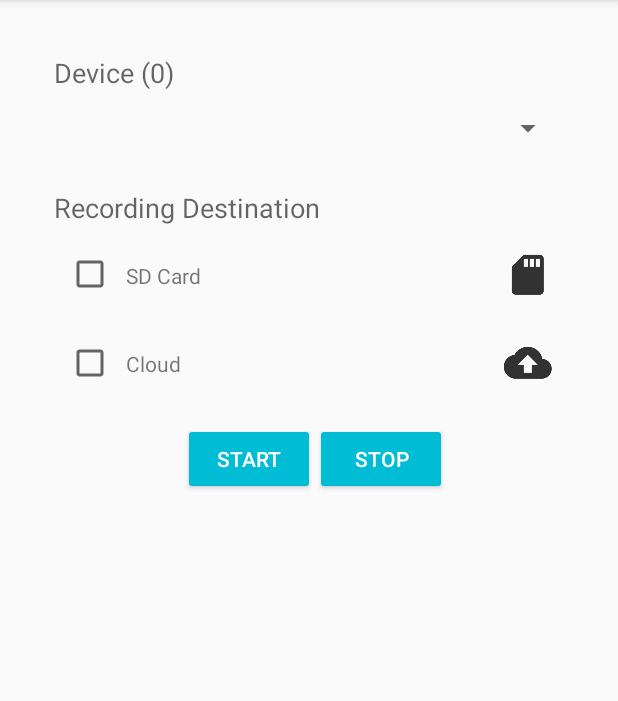
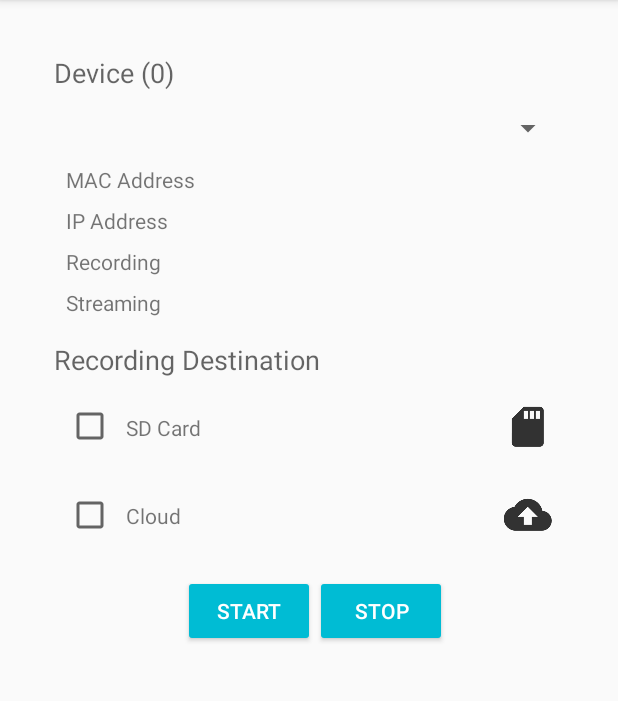
Before and after one commit to DavidMCarek/WEEGI, an Android app: the screen it shows after launch (MainActivity), on a phone screen of 412 x 824 dp, the part 84-785 px from its top. Run offline under Robolectric (Android 15) with nearby library versions, the phone set to English and light mode, and no system bars; our stand-ins replace ButterKnife; libraries missing offline, so code that uses them is left out: io.resourcepool.jarpic; 4 statements that could not run were skipped.

Commit message:
added status and device info display

```diff
--- a/Android/app/src/main/res/layout/activity_main.xml
+++ b/Android/app/src/main/res/layout/activity_main.xml
@@ -56,10 +56,107 @@
                     android:layout_marginEnd="8dp"
                     android:layout_marginStart="8dp"
                     android:layout_marginTop="8dp"
-                    app:layout_constraintBottom_toBottomOf="parent"
                     app:layout_constraintEnd_toEndOf="parent"
                     app:layout_constraintStart_toStartOf="parent"
                     app:layout_constraintTop_toBottomOf="@+id/device_text"/>
+
+
+                <TextView
+                    android:id="@+id/mac_address_text"
+                    android:layout_width="wrap_content"
+                    android:layout_height="wrap_content"
+                    android:layout_marginBottom="8dp"
+                    android:layout_marginEnd="8dp"
+                    android:layout_marginStart="8dp"
+                    android:layout_marginTop="8dp"
+                    android:text="MAC Address"
+                    app:layout_constraintTop_toBottomOf="@id/device_spinner"
+                    app:layout_constraintLeft_toLeftOf="@id/device_spinner"/>
+
+                <TextView
+                    android:id="@+id/mac_address_value"
+                    android:layout_width="wrap_content"
+                    android:layout_height="wrap_content"
+                    android:layout_marginBottom="8dp"
+                    android:layout_marginEnd="8dp"
+                    android:layout_marginStart="8dp"
+                    android:layout_marginTop="8dp"
+                    app:layout_constraintTop_toBottomOf="@id/device_spinner"
+                    app:layout_constraintLeft_toRightOf="@id/mac_address_text"/>
+
+                <TextView
+                    android:id="@+id/ip_address_text"
+                    android:layout_width="wrap_content"
+                    android:layout_height="wrap_content"
+                    android:layout_marginBottom="8dp"
+                    android:layout_marginEnd="8dp"
+                    android:layout_marginStart="8dp"
+                    android:layout_marginTop="8dp"
+                    app:layout_constraintTop_toBottomOf="@id/mac_address_text"
+                    app:layout_constraintLeft_toLeftOf="@id/device_spinner"
+                    android:text="IP Address"/>
+
+                <TextView
+                    android:id="@+id/ip_address_value"
+                    android:layout_width="wrap_content"
+                    android:layout_height="wrap_content"
+                    android:layout_marginBottom="8dp"
+                    android:layout_marginEnd="8dp"
+                    android:layout_marginStart="8dp"
+                    android:layout_marginTop="8dp"
+                    app:layout_constraintTop_toBottomOf="@id/mac_address_value"
+                    app:layout_constraintLeft_toRightOf="@id/mac_address_text"
+                    />
+
+                <TextView
+                    android:id="@+id/is_recording_text"
+                    android:layout_width="wrap_content"
+                    android:layout_height="wrap_content"
+                    android:layout_marginBottom="8dp"
+                    android:layout_marginEnd="8dp"
+                    android:layout_marginStart="8dp"
+                    android:layout_marginTop="8dp"
+                    app:layout_constraintTop_toBottomOf="@id/ip_address_text"
+                    app:layout_constraintLeft_toLeftOf="@id/device_spinner"
+                    android:text="Recording"
+                    />
+
+                <TextView
+                    android:id="@+id/is_recording_value"
+                    android:layout_width="wrap_content"
+                    android:layout_height="wrap_content"
+                    android:layout_marginBottom="8dp"
+                    android:layout_marginEnd="8dp"
+                    android:layout_marginStart="8dp"
+                    android:layout_marginTop="8dp"
+                    app:layout_constraintTop_toBottomOf="@id/ip_address_value"
+                    app:layout_constraintLeft_toRightOf="@id/mac_address_text"
+                    />
+
+                <TextView
+                    android:id="@+id/is_streaming_text"
+                    android:layout_width="wrap_content"
+                    android:layout_height="wrap_content"
+                    android:layout_marginBottom="8dp"
+                    android:layout_marginEnd="8dp"
+                    android:layout_marginStart="8dp"
+                    android:layout_marginTop="8dp"
+                    app:layout_constraintTop_toBottomOf="@id/is_recording_text"
+                    app:layout_constraintLeft_toLeftOf="@id/device_spinner"
+                    android:text="Streaming"
+                    />
+
+                <TextView
+                    android:id="@+id/is_streaming_value"
+                    android:layout_width="wrap_content"
+                    android:layout_height="wrap_content"
+                    android:layout_marginBottom="8dp"
+                    android:layout_marginEnd="8dp"
+                    android:layout_marginStart="8dp"
+                    android:layout_marginTop="8dp"
+                    app:layout_constraintTop_toBottomOf="@id/is_recording_value"
+                    app:layout_constraintLeft_toRightOf="@id/mac_address_text"
+                    />
 
             </android.support.constraint.ConstraintLayout>
 
@@ -255,6 +352,18 @@
 
             </android.support.v7.widget.ButtonBarLayout>
 
+            <android.support.constraint.ConstraintLayout
+                android:id="@+id/status_layout"
+                android:layout_width="match_parent"
+                android:layout_height="wrap_content"
+                app:layout_constraintTop_toBottomOf="@id/buttonBarLayout"
+                app:layout_constraintLeft_toLeftOf="parent"
+                app:layout_constraintRight_toRightOf="parent">
+
+
+
+            </android.support.constraint.ConstraintLayout>
+
         </android.support.constraint.ConstraintLayout>
 
 
```
